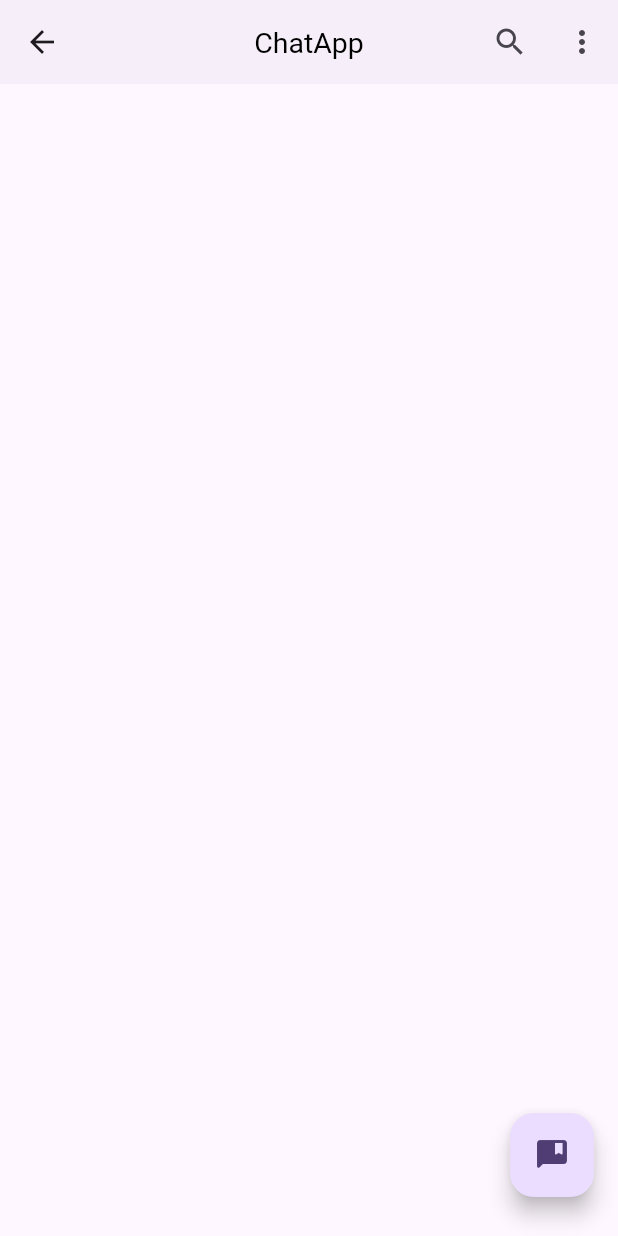
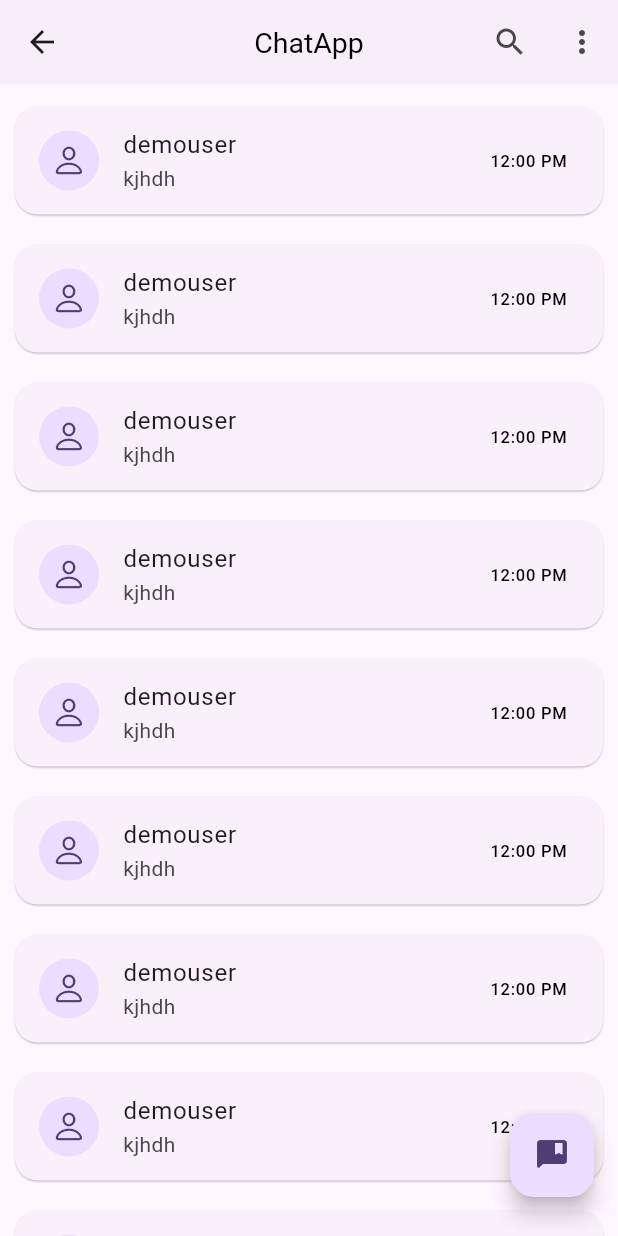
Before and after one commit to Haseeb1a/Chat_App, a Flutter app: the HomePage screen opened directly, on a phone screen of 412 x 824 dp. Run offline on Flutter 3.47's test engine with Material 3 defaults, Android fonts, the phone set to English and light mode, and no system bars; our stand-ins replace cloud_firestore, firebase_auth, firebase_core, google_sign_in; accounts and stored records are empty; network calls fail.

Commit message:
starting_ui_part

```diff
--- /dev/null
+++ b/lib/constrains/base_objects.dart
@@ -0,0 +1,7 @@
+import 'package:cloud_firestore/cloud_firestore.dart';
+import 'package:firebase_auth/firebase_auth.dart';
+
+class Base {
+  static FirebaseAuth auth = FirebaseAuth.instance;
+  static FirebaseFirestore firestore = FirebaseFirestore.instance;
+}
--- a/lib/main.dart
+++ b/lib/main.dart
@@ -12,7 +12,7 @@ void main() async {
   runApp(const MyApp());
 }
 
-class MyApp extends StatelessWidget {
+ class MyApp extends StatelessWidget {
   const MyApp({super.key});
 
 
--- a/lib/views/home_page.dart
+++ b/lib/views/home_page.dart
@@ -1,3 +1,5 @@
+import 'package:chatx/constrains/base_objects.dart';
+import 'package:chatx/widgets/char_user_card.dart';
 import 'package:flutter/material.dart';
 
 class HomePage extends StatefulWidget {
@@ -23,6 +25,19 @@ class _HomePageState extends State<HomePage> {
           IconButton(onPressed: () {}, icon: const Icon(Icons.search)),
           IconButton(onPressed: () {}, icon: const Icon(Icons.more_vert))
         ],
+      ),
+      body: StreamBuilder(
+        stream: Base.firestore.collection('users').snapshots(),
+        builder: (context, snapshot) {
+          return ListView.builder(
+          physics: BouncingScrollPhysics(),
+          padding: EdgeInsets.only(top: 5),
+          itemCount: 20,
+          itemBuilder: (context, index) {
+            return CharUserCard();
+          },
+        );
+        },
 
       ),
       floatingActionButton: Padding(
--- /dev/null
+++ b/lib/widgets/char_user_card.dart
@@ -0,0 +1,33 @@
+import 'package:flutter/cupertino.dart';
+import 'package:flutter/material.dart';
+
+class CharUserCard extends StatefulWidget {
+  const CharUserCard({super.key});
+
+  @override
+  State<CharUserCard> createState() => _CharUserCardState();
+}
+
+class _CharUserCardState extends State<CharUserCard> {
+  @override
+  Widget build(BuildContext context) {
+    return Card(
+      margin: EdgeInsets.symmetric(horizontal: 10,vertical: 10),
+      elevation: 0.5,
+      shape: RoundedRectangleBorder(borderRadius: BorderRadius.circular(15)),
+      child: InkWell(
+          onTap: () {},
+          child: ListTile(
+
+            leading: CircleAvatar(child: Icon(CupertinoIcons.person)),
+            title: Text('demouser'),
+            subtitle: Text(
+              'kjhdh',
+              maxLines: 1,
+
+            ),
+            trailing: Text('12:00 PM',style: TextStyle(color: Colors.black),),
+          )),
+    );
+  }
+}
```
Also changed, not shown: pubspec.yaml (+2 -5 lines), pubspec.lock, 3 other files.
